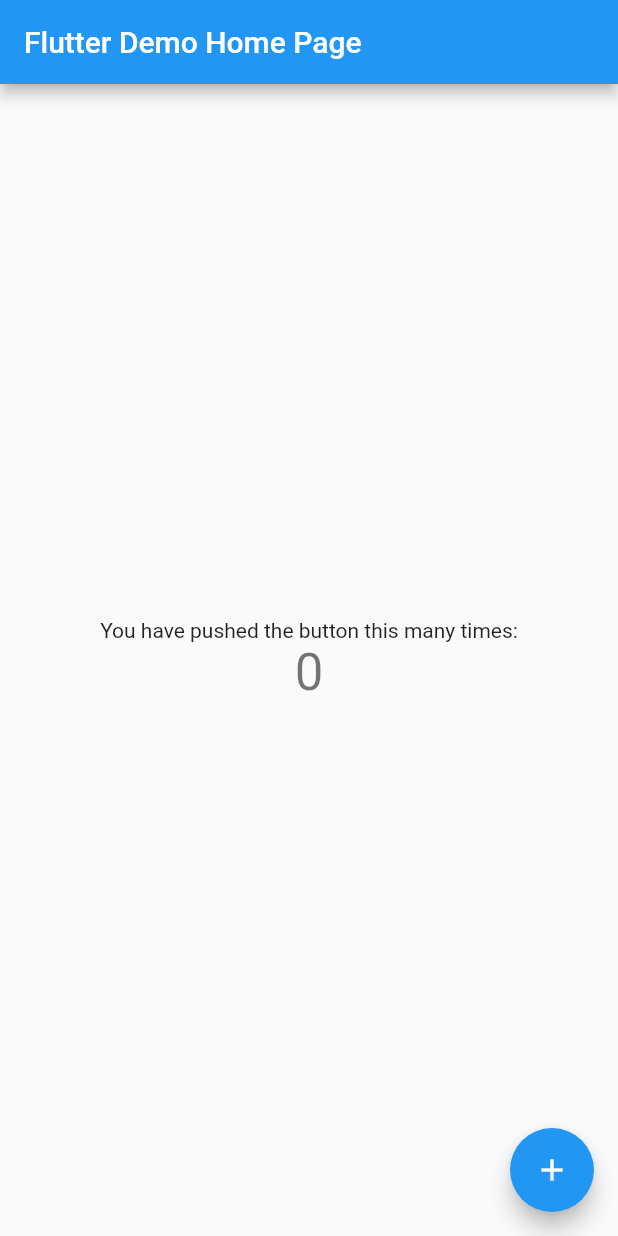
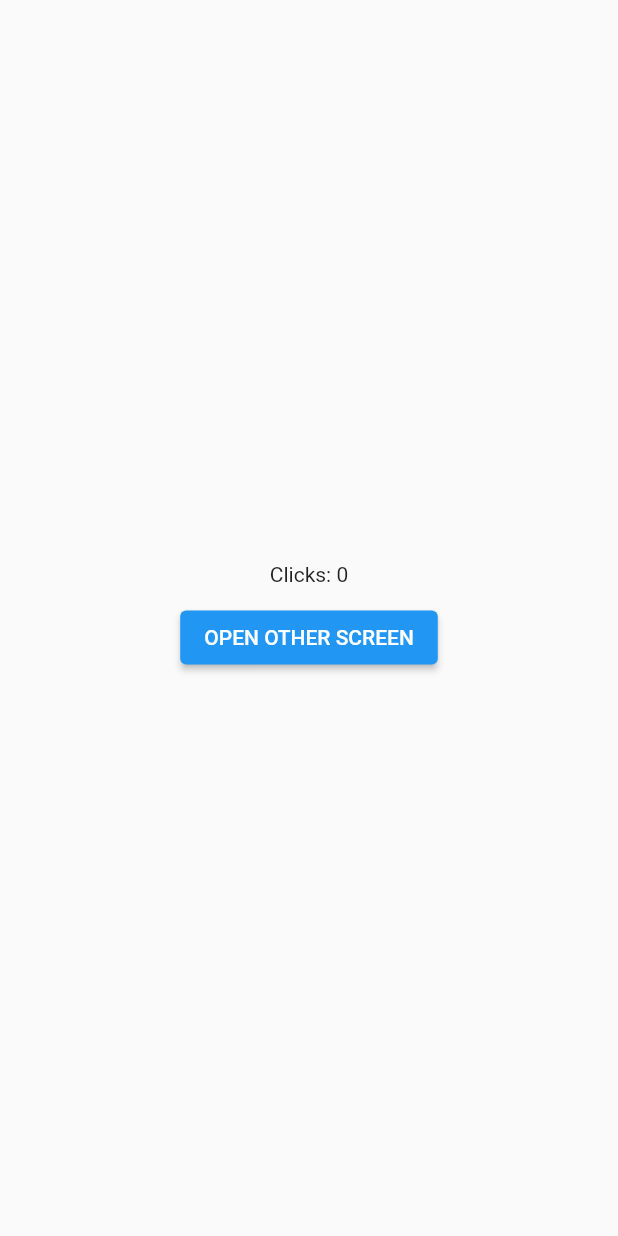
Before and after one commit to lavops/FlutterExamples, a Flutter app: the screen it shows after launch, on a phone screen of 412 x 824 dp. Run offline on Flutter 3.47's test engine with Material 2 defaults, Android fonts, the phone set to English and light mode, and no system bars; our stand-ins replace animate_do, carousel_slider, flutter_icons, flutter_svg, font_awesome_flutter, get and 1 more.

Commit message:
GetX - Counter App

```diff
--- /dev/null
+++ b/getx/lib/controllers/counterController.dart
@@ -0,0 +1,9 @@
+import 'package:get/get.dart';
+
+class CounterController extends GetxController {
+  var counter = 0.obs;
+
+  void increment() {
+    counter++;
+  }
+}
--- a/getx/lib/main.dart
+++ b/getx/lib/main.dart
@@ -1,4 +1,6 @@
 import 'package:flutter/material.dart';
+import 'package:get/get.dart';
+import 'package:getx/screens/home.dart';
 
 void main() {
   runApp(MyApp());
@@ -8,7 +10,7 @@
   // This widget is the root of your application.
   @override
   Widget build(BuildContext context) {
-    return MaterialApp(
+    return GetMaterialApp(
       title: 'Flutter Demo',
       theme: ThemeData(
         // This is the theme of your application.
@@ -22,92 +24,7 @@
         // is not restarted.
         primarySwatch: Colors.blue,
       ),
-      home: MyHomePage(title: 'Flutter Demo Home Page'),
+      home: HomeScreen(),
     );
   }
 }
-
-class MyHomePage extends StatefulWidget {
-  MyHomePage({Key? key, required this.title}) : super(key: key);
-
-  // This widget is the home page of your application. It is stateful, meaning
-  // that it has a State object (defined below) that contains fields that affect
-  // how it looks.
-
-  // This class is the configuration for the state. It holds the values (in this
-  // case the title) provided by the parent (in this case the App widget) and
-  // used by the build method of the State. Fields in a Widget subclass are
-  // always marked "final".
-
-  final String title;
-
-  @override
-  _MyHomePageState createState() => _MyHomePageState();
-}
-
-class _MyHomePageState extends State<MyHomePage> {
-  int _counter = 0;
-
-  void _incrementCounter() {
-    setState(() {
-      // This call to setState tells the Flutter framework that something has
-      // changed in this State, which causes it to rerun the build method below
-      // so that the display can reflect the updated values. If we changed
-      // _counter without calling setState(), then the build method would not be
-      // called again, and so nothing would appear to happen.
-      _counter++;
-    });
-  }
-
-  @override
-  Widget build(BuildContext context) {
-    // This method is rerun every time setState is called, for instance as done
-    // by the _incrementCounter method above.
-    //
-    // The Flutter framework has been optimized to make rerunning build methods
-    // fast, so that you can just rebuild anything that needs updating rather
-    // than having to individually change instances of widgets.
-    return Scaffold(
-      appBar: AppBar(
-        // Here we take the value from the MyHomePage object that was created by
-        // the App.build method, and use it to set our appbar title.
-        title: Text(widget.title),
-      ),
-      body: Center(
-        // Center is a layout widget. It takes a single child and positions it
-        // in the middle of the parent.
-        child: Column(
-          // Column is also a layout widget. It takes a list of children and
-          // arranges them vertically. By default, it sizes itself to fit its
-          // children horizontally, and tries to be as tall as its parent.
-          //
-          // Invoke "debug painting" (press "p" in the console, choose the
-          // "Toggle Debug Paint" action from the Flutter Inspector in Android
-          // Studio, or the "Toggle Debug Paint" command in Visual Studio Code)
-          // to see the wireframe for each widget.
-          //
-          // Column has various properties to control how it sizes itself and
-          // how it positions its children. Here we use mainAxisAlignment to
-          // center the children vertically; the main axis here is the vertical
-          // axis because Columns are vertical (the cross axis would be
-          // horizontal).
-          mainAxisAlignment: MainAxisAlignment.center,
-          children: <Widget>[
-            Text(
-              'You have pushed the button this many times:',
-            ),
-            Text(
-              '$_counter',
-              style: Theme.of(context).textTheme.headline4,
-            ),
-          ],
-        ),
-      ),
-      floatingActionButton: FloatingActionButton(
-        onPressed: _incrementCounter,
-        tooltip: 'Increment',
-        child: Icon(Icons.add),
-      ), // This trailing comma makes auto-formatting nicer for build methods.
-    );
-  }
-}
--- /dev/null
+++ b/getx/lib/screens/home.dart
@@ -0,0 +1,34 @@
+import 'package:flutter/material.dart';
+import 'package:get/get.dart';
+import 'package:getx/controllers/counterController.dart';
+import 'package:getx/screens/other.dart';
+
+class HomeScreen extends StatelessWidget {
+  final CounterController counterController = Get.put(CounterController());
+
+  @override
+  Widget build(BuildContext context) {
+    return Scaffold(
+      body: Obx(
+        () => Center(
+          child: Column(
+            mainAxisAlignment: MainAxisAlignment.center,
+            children: [
+              Text("Clicks: ${counterController.counter.value}"),
+              SizedBox(
+                height: 10,
+              ),
+              ElevatedButton(
+                onPressed: () {
+                  counterController.increment();
+                  Get.to(OtherScreen());
+                },
+                child: Text("OPEN OTHER SCREEN"),
+              )
+            ],
+          ),
+        ),
+      ),
+    );
+  }
+}
--- a/getx/pubspec.yaml
+++ b/getx/pubspec.yaml
@@ -28,6 +28,7 @@
   # The following adds the Cupertino Icons font to your application.
   # Use with the CupertinoIcons class for iOS style icons.
   cupertino_icons: ^1.0.2
+  get: ^4.3.4
 
 dev_dependencies:
   flutter_test:
```
Also changed, not shown: getx/lib/screens/other.dart (added, +31 -0 lines), getx/pubspec.lock (added).
